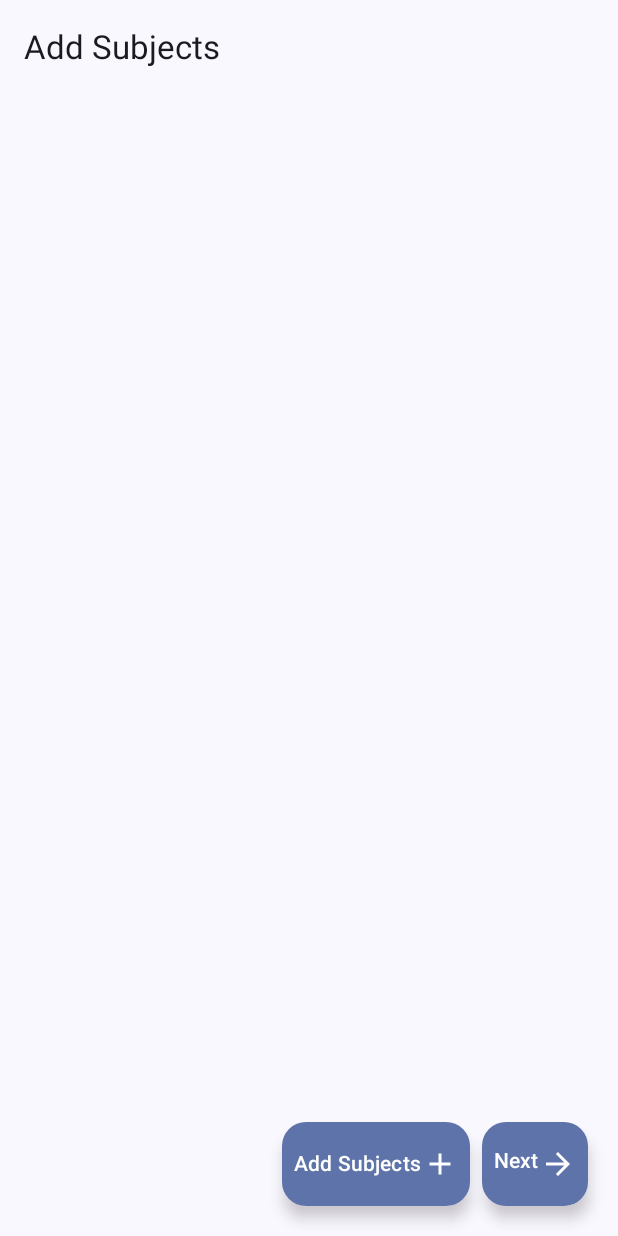
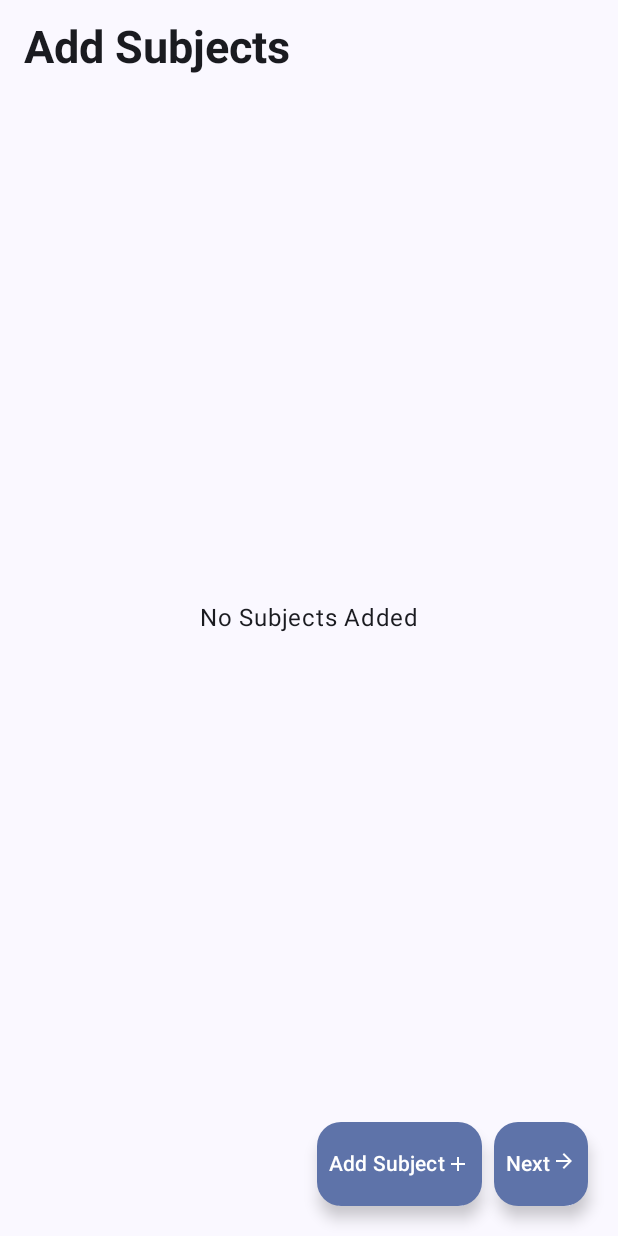
Before and after one commit to Amit-4186/Attendance-Plus, an Android app built with Jetpack Compose: the screen it shows after launch (MainActivity), on a phone screen of 412 x 824 dp. Run offline under Robolectric (Android 15) with nearby library versions, the phone set to English and light mode, and no system bars; our stand-ins replace Dagger/Hilt's generated code, Room's generated code.

Commit message:
SubjectScreen UI update

```diff
--- a/app/src/main/java/com/example/attendanceplus/screens/SubjectScreen.kt
+++ b/app/src/main/java/com/example/attendanceplus/screens/SubjectScreen.kt
@@ -1,12 +1,21 @@
 package com.example.attendanceplus.screens
 
+import android.widget.Toast
+import androidx.compose.foundation.background
 import androidx.compose.foundation.layout.Arrangement
+import androidx.compose.foundation.layout.Box
 import androidx.compose.foundation.layout.Column
 import androidx.compose.foundation.layout.Row
+import androidx.compose.foundation.layout.fillMaxSize
 import androidx.compose.foundation.layout.fillMaxWidth
+import androidx.compose.foundation.layout.height
+import androidx.compose.foundation.layout.heightIn
 import androidx.compose.foundation.layout.padding
 import androidx.compose.foundation.layout.size
 import androidx.compose.foundation.lazy.LazyColumn
+import androidx.compose.foundation.shape.RoundedCornerShape
+import androidx.compose.foundation.text.KeyboardActions
+import androidx.compose.foundation.text.KeyboardOptions
 import androidx.compose.material.icons.Icons
 import androidx.compose.material.icons.automirrored.filled.ArrowForward
 import androidx.compose.material.icons.filled.Add
@@ -16,11 +25,13 @@ import androidx.compose.material3.ExperimentalMaterial3Api
 import androidx.compose.material3.FloatingActionButton
 import androidx.compose.material3.Icon
 import androidx.compose.material3.IconButton
+import androidx.compose.material3.MaterialTheme
 import androidx.compose.material3.OutlinedTextField
 import androidx.compose.material3.Scaffold
 import androidx.compose.material3.Text
 import androidx.compose.material3.TopAppBar
 import androidx.compose.runtime.Composable
+import androidx.compose.runtime.LaunchedEffect
 import androidx.compose.runtime.collectAsState
 import androidx.compose.runtime.getValue
 import androidx.compose.runtime.mutableStateOf
@@ -28,11 +39,20 @@ import androidx.compose.runtime.remember
 import androidx.compose.runtime.setValue
 import androidx.compose.ui.Alignment
 import androidx.compose.ui.Modifier
+import androidx.compose.ui.draw.clip
+import androidx.compose.ui.focus.FocusRequester
+import androidx.compose.ui.focus.focusRequester
+import androidx.compose.ui.platform.LocalContext
+import androidx.compose.ui.text.font.FontWeight
+import androidx.compose.ui.text.input.ImeAction
+import androidx.compose.ui.tooling.preview.Preview
 import androidx.compose.ui.unit.dp
+import androidx.compose.ui.unit.sp
 import androidx.compose.ui.window.Dialog
 import androidx.hilt.navigation.compose.hiltViewModel
 import androidx.navigation.NavController
 import com.example.attendanceplus.Screen
+import kotlinx.coroutines.delay
 
 @OptIn(ExperimentalMaterial3Api::class)
 @Composable
@@ -41,10 +61,33 @@ fun SubjectsScreen(navController: NavController) {
     val viewModel: SetupViewModel = hiltViewModel()
     val subjects by viewModel.subjects.collectAsState()
     var showDialog by remember { mutableStateOf(false) }
+    val context = LocalContext.current
+
+    var newSubject by remember { mutableStateOf("") }
+
+    fun addSubject() {
+        if (newSubject.isNotEmpty()) {
+            if (subjects.any { it.name == newSubject }) {
+                Toast.makeText(context, "Subject already exists!", Toast.LENGTH_SHORT).show()
+            } else {
+                viewModel.addSubject(newSubject)
+                showDialog = false
+                newSubject = ""
+            }
+        } else {
+            Toast.makeText(context, "Subject name can't be empty!", Toast.LENGTH_SHORT).show()
+        }
+    }
 
     Scaffold(
         topBar = {
-            TopAppBar(title = { Text("Add Subjects") })
+            TopAppBar(title = {
+                Text(
+                    "Add Subjects",
+                    fontSize = 30.sp,
+                    fontWeight = FontWeight.Bold
+                )
+            })
         },
         floatingActionButton = {
             Row {
@@ -53,8 +96,12 @@ fun SubjectsScreen(navController: NavController) {
                     modifier = Modifier.padding(4.dp)
                 ) {
                     Row(verticalAlignment = Alignment.CenterVertically) {
-                        Text("Add Subjects", modifier = Modifier.padding(start = 8.dp))
-                        Icon(Icons.Filled.Add, "Add Subjects", modifier = Modifier.padding(end = 8.dp))
+                        Text("Add Subject", modifier = Modifier.padding(start = 8.dp))
+                        Icon(
+                            Icons.Filled.Add, "Add Subject", modifier = Modifier
+                                .padding(end = 8.dp)
+                                .size(16.dp)
+                        )
                     }
                 }
                 FloatingActionButton(
@@ -63,7 +110,11 @@ fun SubjectsScreen(navController: NavController) {
                 ) {
                     Row {
                         Text("Next", modifier = Modifier.padding(start = 8.dp))
-                        Icon(Icons.AutoMirrored.Filled.ArrowForward, "Next", modifier = Modifier.padding(end = 8.dp))
+                        Icon(
+                            Icons.AutoMirrored.Filled.ArrowForward, "Next", modifier = Modifier
+                                .padding(end = 8.dp)
+                                .size(16.dp)
+                        )
                     }
                 }
             }
@@ -73,24 +124,36 @@ fun SubjectsScreen(navController: NavController) {
         if (showDialog) {
             Dialog(onDismissRequest = { showDialog = false }) {
 
-                var newSubject by remember { mutableStateOf("") }
-                Column(horizontalAlignment = Alignment.CenterHorizontally) {
+                Column(
+                    horizontalAlignment = Alignment.CenterHorizontally,
+                    modifier = Modifier
+                        .background(color = MaterialTheme.colorScheme.background)
+                        .clip(RoundedCornerShape(8.dp))
+                ) {
                     OutlinedTextField(
                         value = newSubject,
-                        onValueChange = { newSubject = it }
+                        onValueChange = { newSubject = it },
+                        modifier = Modifier
+                            .padding(12.dp),
+                        label = { Text("Subject Name") },
+                        singleLine = true,
+                        keyboardOptions = KeyboardOptions.Default.copy(
+                            imeAction = ImeAction.Done
+                        ),
+                        keyboardActions = KeyboardActions(
+                            onDone = { addSubject() }
+                        )
                     )
-                    Row {
+                    Row(
+                        horizontalArrangement = Arrangement.SpaceEvenly,
+                        modifier = Modifier
+                            .padding(bottom = 12.dp)
+                            .fillMaxWidth()
+                    ) {
                         Button(onClick = { showDialog = false }) {
                             Text("Cancel")
                         }
-                        Button(onClick = {
-                            if (newSubject.isNotEmpty()) {
-                                viewModel.addSubject(newSubject)
-                            } else {
-                                //TODO subject name cannot be empty
-                            }
-                            newSubject = ""
-                        }) {
+                        Button(onClick = { addSubject() }) {
                             Text("Add Subject")
                         }
                     }
@@ -98,16 +161,28 @@ fun SubjectsScreen(navController: NavController) {
             }
         }
 
-        LazyColumn(modifier = Modifier.padding(padding)) {
-
+        if (subjects.isEmpty()) {
+            Box(modifier = Modifier.fillMaxSize(), contentAlignment = Alignment.Center) {
+                Text(text = "No Subjects Added")
+            }
+        }
+        LazyColumn(modifier = Modifier.padding(12.dp)) {
             subjects.forEach { subject ->
                 item {
                     Row(
                         horizontalArrangement = Arrangement.SpaceBetween,
                         verticalAlignment = Alignment.CenterVertically,
-                        modifier = Modifier.fillMaxWidth()
+                        modifier = Modifier
+                            .fillMaxWidth()
+                            .padding(4.dp)
+                            .background(
+                                MaterialTheme.colorScheme.primary,
+                                shape = RoundedCornerShape(8.dp)
+                            )
+                            .clip(RoundedCornerShape(8.dp))
+                            .height(60.dp)
                     ) {
-                        Text(subject.name)
+                        Text("subject.name", modifier = Modifier.padding(start = 12.dp), fontSize = 20.sp)
                         IconButton(onClick = { viewModel.deleteSubject(subject.id) }) {
                             Icon(Icons.Filled.Delete, "Delete")
                         }
```
